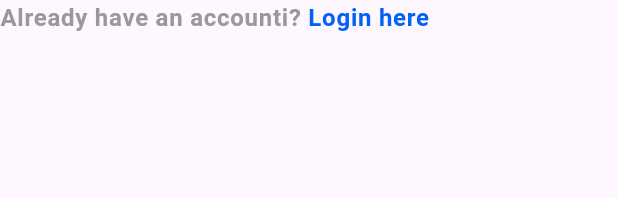
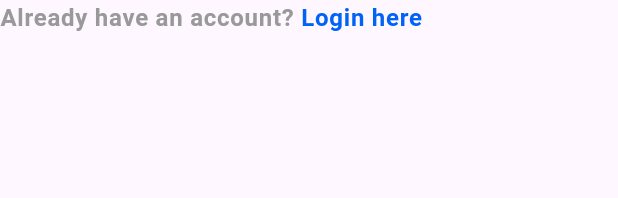
Before and after one commit to Jessepelumi/jetour_client, a Flutter app: the LoginLink widget shown alone on an empty page, opened directly, on a phone screen of 412 x 824 dp. Shown: the top 198 px of the screen. Run offline on Flutter 3.47's test engine with Material 3 defaults, Android fonts, the phone set to English and light mode, and no system bars; our stand-ins replace get, get_storage, google_fonts, smooth_page_indicator; accounts and stored records are empty.

Commit message:
modified rich text for login link

```diff
--- a/lib/auth/views/shared/login_link.dart
+++ b/lib/auth/views/shared/login_link.dart
@@ -13,7 +13,7 @@ class LoginLink extends StatelessWidget {
       text: TextSpan(
         children: [
           TextSpan(
-            text: "Already have an accounti? ",
+            text: "Already have an account? ",
             style: Theme.of(context).textTheme.bodyLarge?.copyWith(
                 color: lightGrey, fontWeight: FontWeight.bold),
           ),
```
